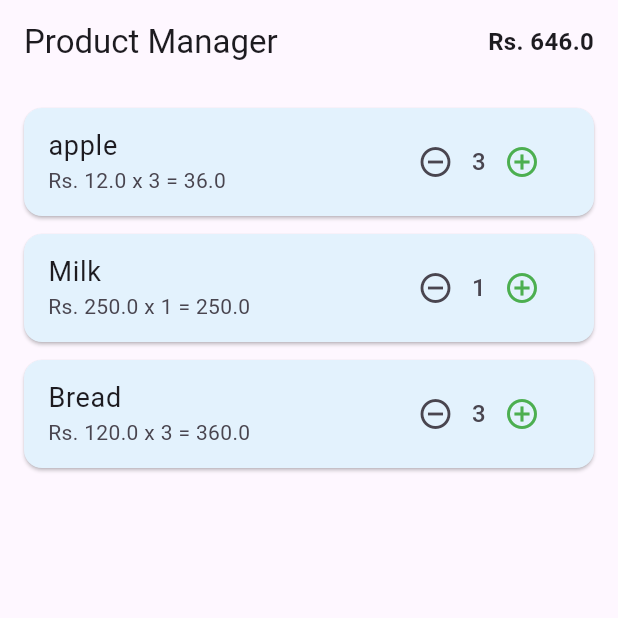
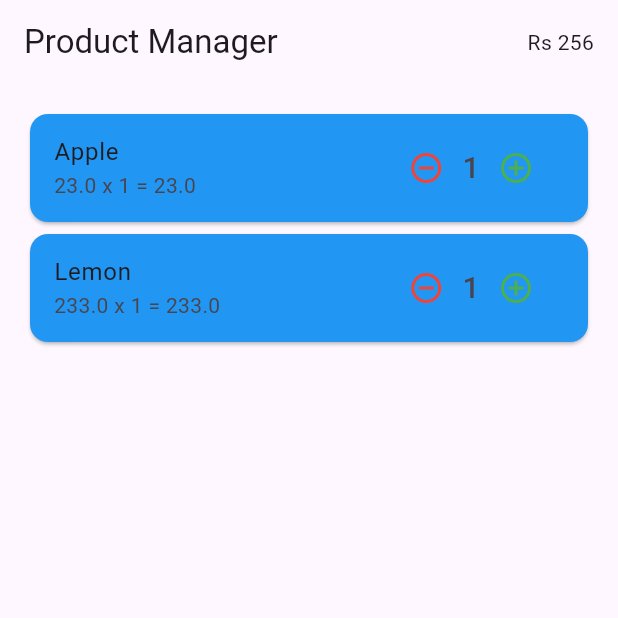
Before and after one commit to Awaisranahmad/flutter-journey-2026, a Flutter app: the screen it shows after launch, on a phone screen of 412 x 824 dp, the top half of it. Run offline on Flutter 3.47's test engine with Material 3 defaults, Android fonts, the phone set to English and light mode, and no system bars.

Commit message:
practice of code

```diff
--- a/Day-04-oop-product-class/product_manager/lib/main.dart
+++ b/Day-04-oop-product-class/product_manager/lib/main.dart
@@ -11,9 +11,10 @@ class MyApp extends StatelessWidget {
   @override
   Widget build(BuildContext context) {
     return MaterialApp(
+      debugShowCheckedModeBanner: false,
       title: 'Product Manager',
+      theme: ThemeData(primarySwatch: Colors.blue),
       home: const ProductListPage(),
-      debugShowCheckedModeBanner: false,
     );
   }
 }
@@ -27,22 +28,16 @@ class ProductListPage extends StatefulWidget {
 
 class _ProductListPageState extends State<ProductListPage> {
   List<Product> products = [
-    Product(name: 'apple', price: 12, quantity: 3),
-    Product(name: 'Milk', price: 250, quantity: 1),
-    Product(name: 'Bread', price: 120, quantity: 3),
+    Product(name: 'Apple', price: 23),
+    Product(name: 'Lemon', price: 233),
   ];
-  double _calculatedGrandTotal() {
+
+  double _calculateGrandTotal() {
     double total = 0;
     for (var product in products) {
       total += product.totalPrice;
     }
     return total;
-  }
-
-  void _increaseQuantity(int index) {
-    setState(() {
-      products[index].quantity++;
-    });
   }
 
   void _decreaseQuantity(int index) {
@@ -53,6 +48,12 @@ class _ProductListPageState extends State<ProductListPage> {
     });
   }
 
+  void _increaseQuantity(int index) {
+    setState(() {
+      products[index].quantity++;
+    });
+  }
+
   @override
   Widget build(BuildContext context) {
     return Scaffold(
@@ -60,46 +61,41 @@ class _ProductListPageState extends State<ProductListPage> {
         title: Text('Product Manager'),
         actions: [
           Padding(
-            padding: const EdgeInsetsGeometry.all(16),
-            child: Text(
-              'Rs. ${_calculatedGrandTotal().toString()}',
-              style: const TextStyle(fontSize: 16, fontWeight: FontWeight.bold),
-            ),
+            padding: EdgeInsetsGeometry.all(16),
+            child: Text('Rs ${_calculateGrandTotal().toStringAsFixed(0)}'),
           ),
         ],
       ),
       body: Padding(
-        padding: const EdgeInsetsGeometry.all(16.0),
+        padding: EdgeInsetsGeometry.all(16),
         child: ListView.builder(
           itemCount: products.length,
-          itemBuilder: (context, int index) {
-            final product = products[index];
+          itemBuilder: (BuildContext context, int index) {
+            final productss = products[index];
             return Card(
-              color: Colors.blue[50],
-              margin: const EdgeInsets.only(bottom: 12),
+              color: Colors.blue,
               child: ListTile(
-                title: Text(product.name, style: const TextStyle(fontSize: 18)),
-
+                title: Text(productss.name),
                 subtitle: Text(
-                  'Rs. ${product.price} x ${product.quantity} = ${product.totalPrice}',
+                  '${productss.price} x ${productss.quantity} = ${productss.totalPrice}',
                 ),
                 trailing: Row(
                   mainAxisSize: MainAxisSize.min,
                   children: [
                     IconButton(
                       onPressed: () => _decreaseQuantity(index),
-                      icon: const Icon(Icons.remove_circle_outline),
+                      icon: Icon(
+                        Icons.remove_circle_outline,
+                        color: Colors.red,
+                      ),
                     ),
                     Text(
-                      '${product.quantity}',
-                      style: const TextStyle(fontSize: 16),
+                      '${productss.quantity}',
+                      style: TextStyle(fontSize: 20),
                     ),
                     IconButton(
-                      icon: const Icon(
-                        Icons.add_circle_outline,
-                        color: Colors.green,
-                      ),
                       onPressed: () => _increaseQuantity(index),
+                      icon: Icon(Icons.add_circle_outline, color: Colors.green),
                     ),
                   ],
                 ),
```
